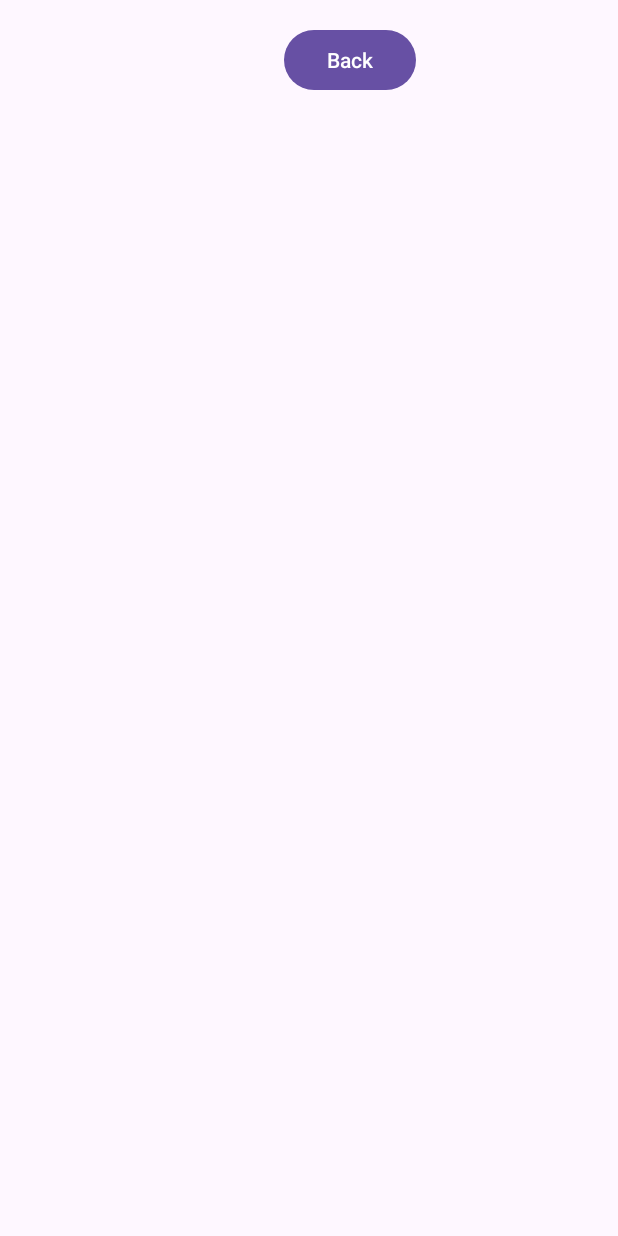
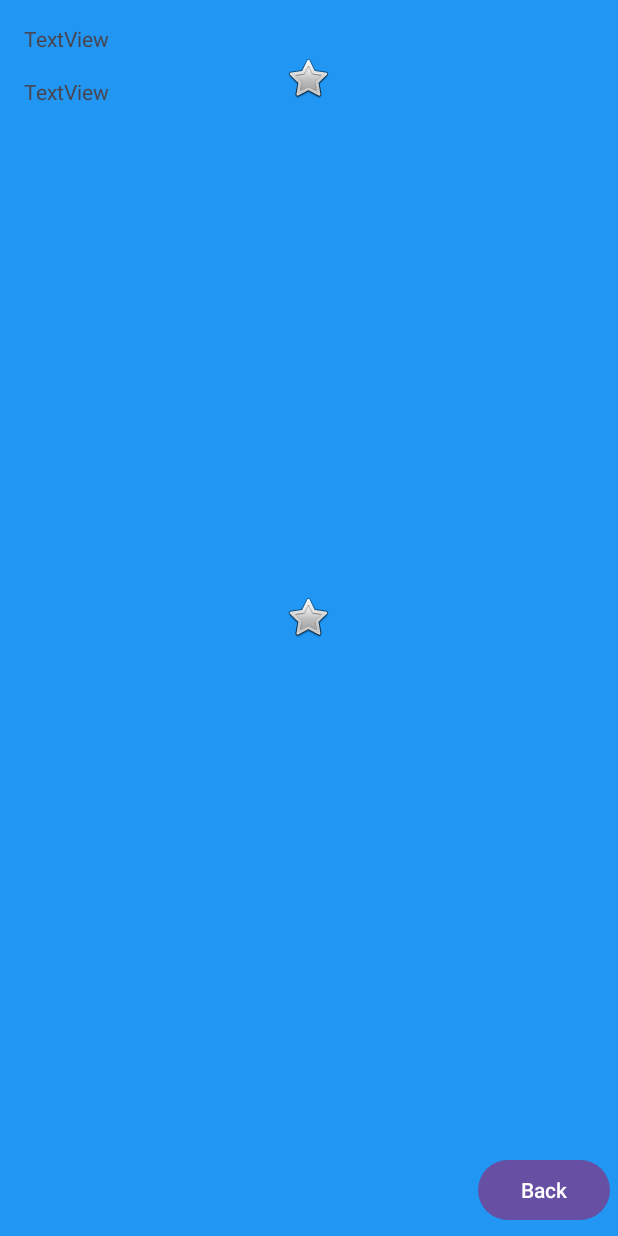
Before and after one commit to MatthewAris/AndroidApp, an Android app: the MainActivity2 screen opened directly, with no data from a screen before it, on a phone screen of 412 x 824 dp. Run offline under Robolectric (Android 15) with nearby library versions, the phone set to English and light mode, and no system bars.

```diff
--- a/AppNumber1/app/src/main/java/uk/ac/tees/mgd/b1032293/weekoneapp/MainActivity2.java
+++ b/AppNumber1/app/src/main/java/uk/ac/tees/mgd/b1032293/weekoneapp/MainActivity2.java
@@ -1,19 +1,69 @@
 package uk.ac.tees.mgd.b1032293.weekoneapp;
 
 import androidx.appcompat.app.AppCompatActivity;
+import androidx.constraintlayout.widget.ConstraintSet;
 
+import android.content.BroadcastReceiver;
+import android.content.Context;
+import android.content.Intent;
 import android.os.Bundle;
+import android.util.Log;
+import android.view.MotionEvent;
+import android.view.View;
+import android.widget.Button;
+import android.widget.ImageView;
+import android.widget.TextView;
 
 public class MainActivity2 extends AppCompatActivity {
+
+    TextView posXView, posYView, winScreen;
+    MainActivity mainActivity;
+    ImageView boatShape;
+    ImageView targetShape;
+    int movementInteger = 50;
 
     @Override
     protected void onCreate(Bundle savedInstanceState) {
         super.onCreate(savedInstanceState);
         setContentView(R.layout.activity_main2);
-        // TODO:
-        // Bind TextView and the button
-        // extract information from SavedInstanceState
-        // Set the textView to the content (extra)
-        // Setup the button to let us return to MainActivity
+
+        posXView = findViewById(R.id.textX);
+        posYView = findViewById(R.id.textY);
+        winScreen = findViewById(R.id.winText);
+
+        boatShape = findViewById(R.id.boatShape);
+        targetShape = findViewById(R.id.goalShape);
     }
+
+    public void onTouchBack(View v){
+        Log.d("MainActivity2", "Button Pressed");
+//        Intent intent = new Intent(this, MainActivity.class);
+//        startActivity(intent);
+        finish();
+    }
+    public boolean onTouchEvent(MotionEvent event) {
+        posXView.setText("X: " + targetShape.getX() + "Y: " + targetShape.getY());
+        posYView.setText("X: " + boatShape.getX() + "Y: " + boatShape.getY());
+
+        switch (event.getAction() & MotionEvent.ACTION_MASK) {
+            case MotionEvent.ACTION_UP:
+                boatShape.setY(boatShape.getY() - movementInteger);
+                if (checkOverlap(boatShape)){ winScreen.setVisibility(View.VISIBLE); }
+                break;
+        }
+        return true;
+    }
+    public boolean onFling(MotionEvent event1, MotionEvent event2, float velocityX, float velocityY) {
+        //Log.d(DEBUG_TAG, "onFling: " + event1.toString() + event2.toString());
+        return true;
+    }
+    public boolean checkOverlap(ImageView checking) {
+        if (checking.getX() >= targetShape.getX() - 5 && checking.getX() <= targetShape.getX() + 5){
+            if (checking.getY() >= targetShape.getY() - 5 && checking.getY() <= targetShape.getY() + 5){
+                return true;
+            }
+        }
+        return false;
+    }
+
 }
--- a/AppNumber1/app/src/main/res/layout/activity_main2.xml
+++ b/AppNumber1/app/src/main/res/layout/activity_main2.xml
@@ -4,28 +4,92 @@
     xmlns:tools="http://schemas.android.com/tools"
     android:layout_width="match_parent"
     android:layout_height="match_parent"
+    android:background="#2196F3"
     tools:context=".MainActivity2">
 
-    <TextView
-        android:id="@+id/textView"
-        android:layout_width="152dp"
-        android:layout_height="50dp"
+    <!--    <ImageView-->
+    <!--        android:id="@+id/boatShape"-->
+    <!--        android:layout_width="wrap_content"-->
+    <!--        android:layout_height="wrap_content"-->
+    <!--        app:layout_constraintBottom_toBottomOf="parent"-->
+    <!--        app:layout_constraintEnd_toEndOf="parent"-->
+    <!--        app:layout_constraintHorizontal_bias="0.498"-->
+    <!--        app:layout_constraintStart_toStartOf="parent"-->
+    <!--        app:layout_constraintTop_toTopOf="parent"-->
+    <!--        app:layout_constraintVertical_bias="0.439"-->
+    <!--        tools:srcCompat="@tools:sample/avatars" />-->
+
+    <ImageView
+        android:id="@+id/boatShape"
+        android:layout_width="wrap_content"
+        android:layout_height="wrap_content"
         android:layout_marginStart="16dp"
         android:layout_marginTop="16dp"
-        android:layout_marginEnd="24dp"
-        app:layout_constraintEnd_toStartOf="@+id/button2"
-        app:layout_constraintHorizontal_bias="0.0"
+        android:layout_marginEnd="16dp"
+        android:layout_marginBottom="16dp"
+        app:layout_constraintBottom_toBottomOf="parent"
+        app:layout_constraintEnd_toEndOf="parent"
+        app:layout_constraintHorizontal_bias="0.498"
+        app:layout_constraintStart_toStartOf="parent"
+        app:layout_constraintTop_toTopOf="parent"
+        app:layout_constraintVertical_bias="0.499"
+        app:srcCompat="@android:drawable/btn_star" />
+
+    <Button
+        android:id="@+id/backButton"
+        android:layout_width="wrap_content"
+        android:layout_height="wrap_content"
+        android:onClick="onTouchBack"
+        android:text="Back"
+        app:layout_constraintBottom_toBottomOf="parent"
+        app:layout_constraintEnd_toEndOf="parent"
+        app:layout_constraintHorizontal_bias="0.984"
+        app:layout_constraintStart_toStartOf="parent"
+        app:layout_constraintTop_toTopOf="parent"
+        app:layout_constraintVertical_bias="0.991" />
+
+    <ImageView
+        android:id="@+id/goalShape"
+        android:layout_width="wrap_content"
+        android:layout_height="wrap_content"
+        android:layout_marginTop="36dp"
+        app:layout_constraintEnd_toEndOf="parent"
+        app:layout_constraintHorizontal_bias="0.498"
+        app:layout_constraintStart_toStartOf="parent"
+        app:layout_constraintTop_toTopOf="parent"
+        app:srcCompat="@android:drawable/btn_star" />
+
+    <TextView
+        android:id="@+id/textX"
+        android:layout_width="wrap_content"
+        android:layout_height="wrap_content"
+        android:layout_marginStart="16dp"
+        android:layout_marginTop="16dp"
+        android:text="TextView"
         app:layout_constraintStart_toStartOf="parent"
         app:layout_constraintTop_toTopOf="parent" />
 
-    <Button
-        android:id="@+id/button2"
+    <TextView
+        android:id="@+id/textY"
         android:layout_width="wrap_content"
         android:layout_height="wrap_content"
+        android:layout_marginStart="16dp"
         android:layout_marginTop="16dp"
-        android:text="Back"
+        android:text="TextView"
+        app:layout_constraintStart_toStartOf="parent"
+        app:layout_constraintTop_toBottomOf="@+id/textX" />
+
+    <TextView
+        android:id="@+id/winText"
+        android:layout_width="wrap_content"
+        android:layout_height="wrap_content"
+        android:layout_marginTop="312dp"
+        android:text="Congratulations!!"
+        android:textSize="34sp"
+        android:visibility="invisible"
         app:layout_constraintEnd_toEndOf="parent"
-        app:layout_constraintHorizontal_bias="0.585"
+        app:layout_constraintHorizontal_bias="0.498"
         app:layout_constraintStart_toStartOf="parent"
         app:layout_constraintTop_toTopOf="parent" />
+
 </androidx.constraintlayout.widget.ConstraintLayout>
```
Also changed, not shown: AppNumber1/app/src/main/java/uk/ac/tees/mgd/b1032293/weekoneapp/MainActivity.java (+18 -3 lines), AppNumber1/app/src/main/java/uk/ac/tees/mgd/b1032293/weekoneapp/OnSwipeTouchListener.java (added, +84 -0 lines), AppNumber1/app/src/main/res/layout/activity_main.xml (+42 -17 lines), 1 other file.
